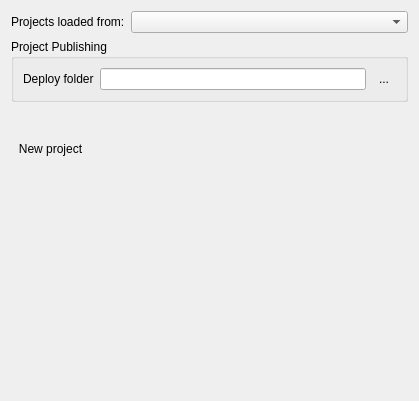
roam-qgis/Roam, file src/configmanager/ui/nodewidgets/ui_projectswidget.ui: the form before one commit.
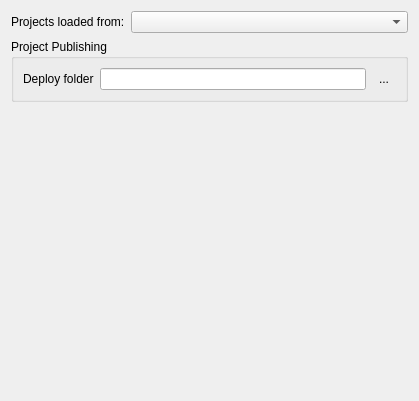
The form after the commit. Icons and pictures are not drawn.

Commit message: Move Add Project and Add Form to nodes in tree

The edit to the form file:
```diff
--- a/src/configmanager/ui/nodewidgets/ui_projectswidget.ui
+++ b/src/configmanager/ui/nodewidgets/ui_projectswidget.ui
@@ -77,62 +77,6 @@
      </layout>
     </widget>
    </item>
-   <item>
-    <spacer name="verticalSpacer_4">
-     <property name="orientation">
-      <enum>Qt::Vertical</enum>
-     </property>
-     <property name="sizeType">
-      <enum>QSizePolicy::Maximum</enum>
-     </property>
-     <property name="sizeHint" stdset="0">
-      <size>
-       <width>20</width>
-       <height>40</height>
-      </size>
-     </property>
-    </spacer>
-   </item>
-   <item>
-    <layout class="QHBoxLayout" name="horizontalLayout_10">
-     <item>
-      <widget class="QToolButton" name="newprojectButton">
-       <property name="text">
-        <string>New project</string>
-       </property>
-       <property name="icon">
-        <iconset resource="../../../roam/resources.qrc">
-         <normaloff>:/icons/add</normaloff>:/icons/add</iconset>
-       </property>
-       <property name="iconSize">
-        <size>
-         <width>32</width>
-         <height>32</height>
-        </size>
-       </property>
-       <property name="toolButtonStyle">
-        <enum>Qt::ToolButtonTextUnderIcon</enum>
-       </property>
-       <property name="autoRaise">
-        <bool>true</bool>
-       </property>
-      </widget>
-     </item>
-     <item>
-      <spacer name="horizontalSpacer_6">
-       <property name="orientation">
-        <enum>Qt::Horizontal</enum>
-       </property>
-       <property name="sizeHint" stdset="0">
-        <size>
-         <width>40</width>
-         <height>20</height>
-        </size>
-       </property>
-      </spacer>
-     </item>
-    </layout>
-   </item>
    <item>
     <spacer name="verticalSpacer_3">
      <property name="orientation">
```
The commit also changes 4 other files.
